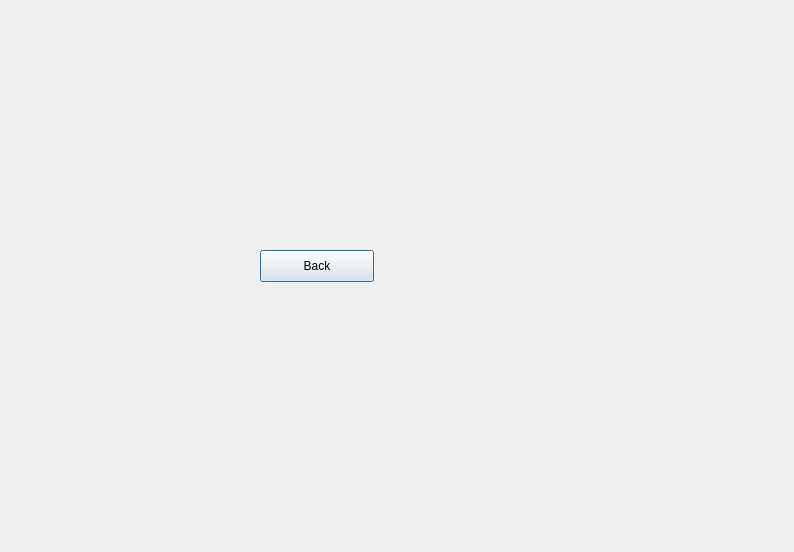
skandermoalla/CSE201-Top5, file BTM_Qt/teaminfo.ui: the form before one commit.
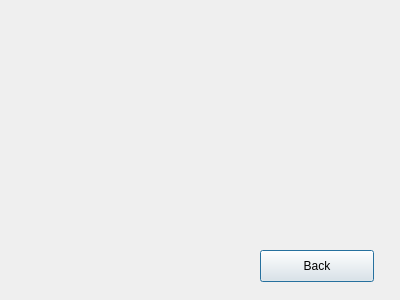
The form after the commit.

```diff
--- a/BTM_Qt/teaminfo.ui
+++ b/BTM_Qt/teaminfo.ui
@@ -6,8 +6,8 @@
    <rect>
     <x>0</x>
     <y>0</y>
-    <width>794</width>
-    <height>552</height>
+    <width>400</width>
+    <height>300</height>
    </rect>
   </property>
   <property name="windowTitle">
```
